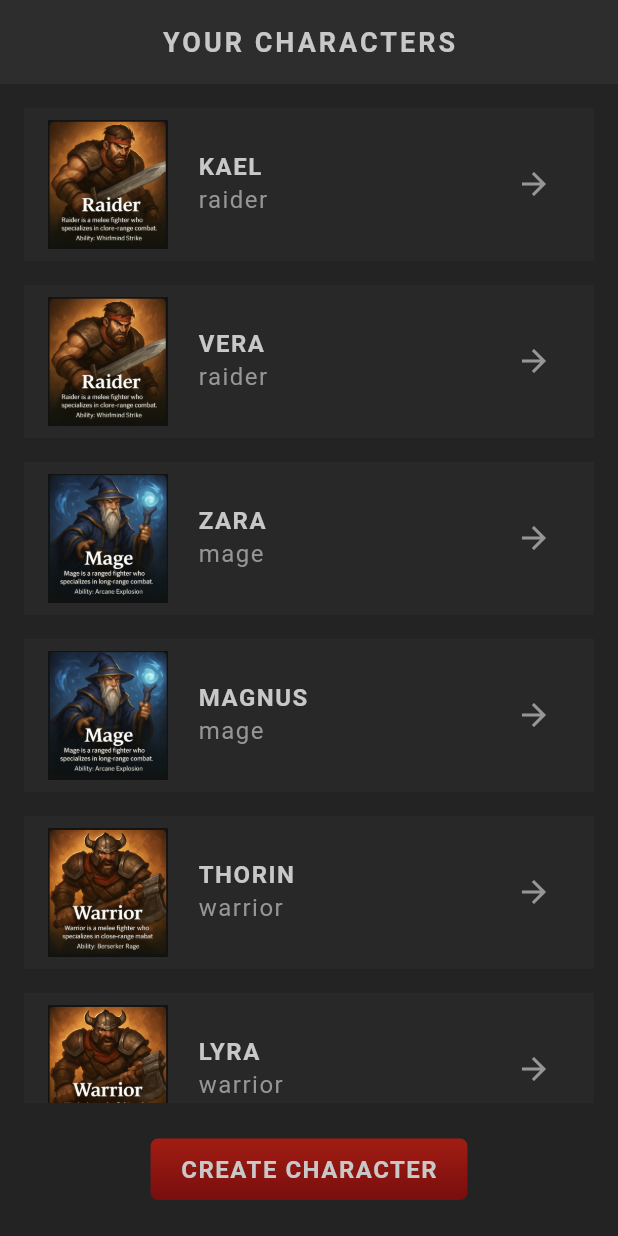
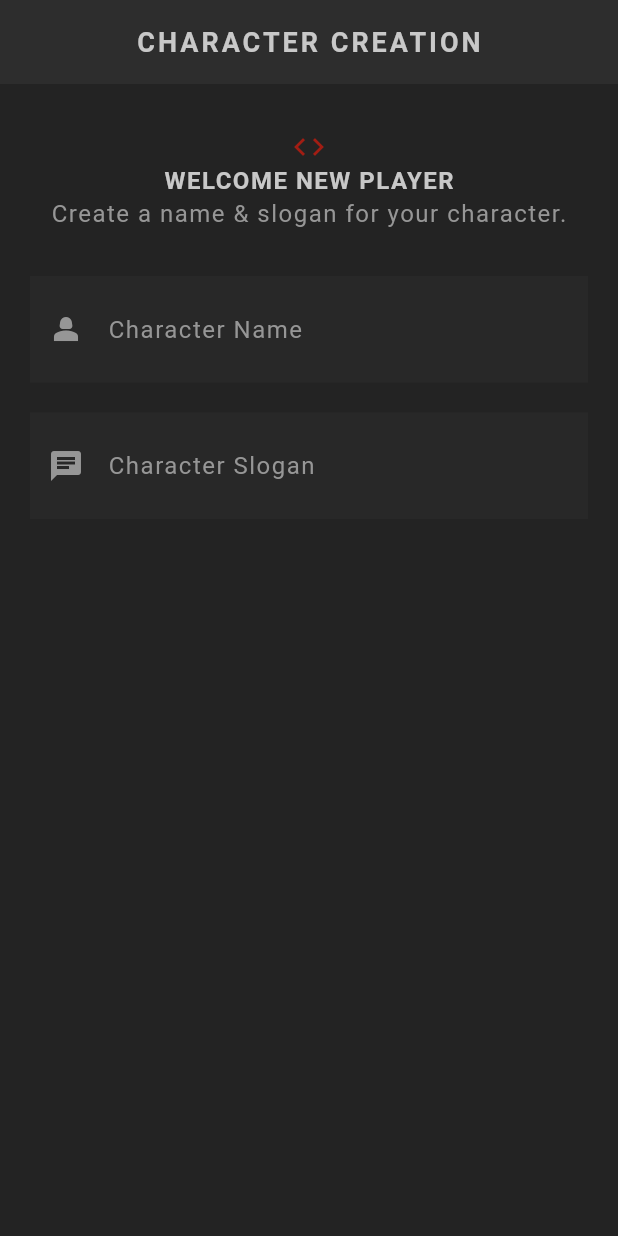
Before and after one commit to mzahalan/FlutterMasterClass, a Flutter app: the screen it shows after launch, on a phone screen of 412 x 824 dp. Run offline on Flutter 3.47's test engine with Material 3 defaults, Android fonts, the phone set to English and light mode, and no system bars; our stand-ins replace google_fonts; Roboto replaces fonts that are missing (Kanit).

Commit message:
Lesson 36-37 - Create Screen II
- Added Text input with style for Username and Slogan

```diff
--- a/flutter_rpg/lib/main.dart
+++ b/flutter_rpg/lib/main.dart
@@ -1,10 +1,11 @@
 import 'package:flutter/material.dart';
+import 'package:flutter_rpg/screens/create/create.dart';
 import 'package:flutter_rpg/screens/home/home.dart';
 import 'package:flutter_rpg/theme.dart';
 
 void main() {
   runApp(MaterialApp(
-    home: const Home(),
+    home: const Create(),
     theme: primaryTheme,
   ));
 }
--- /dev/null
+++ b/flutter_rpg/lib/screens/create/create.dart
@@ -0,0 +1,52 @@
+import 'package:flutter/material.dart';
+import 'package:flutter_rpg/shared/styled_text.dart';
+import 'package:flutter_rpg/theme.dart';
+import 'package:google_fonts/google_fonts.dart';
+
+class Create extends StatelessWidget {
+  const Create({super.key});
+
+  @override
+  Widget build(BuildContext context) {
+    return Scaffold(
+      appBar: AppBar(
+        title: const StyledTitle('Character Creation'),
+        centerTitle: true,
+      ),
+      body: Container(
+        padding: const EdgeInsets.symmetric(vertical: 30, horizontal: 20),
+        child: Column(
+          children: [
+            Center(
+              child: Icon(Icons.code, color: AppColors.primaryColor),
+            ),
+            const Center(
+              child: StyledHeading('Welcome New Player'),
+            ),
+            const Center(
+              child: StyledText('Create a name & slogan for your character.'),
+            ),
+            const SizedBox(height: 30,),
+            TextField(
+              cursorColor: AppColors.textColor,
+              style: GoogleFonts.kanit(textStyle:Theme.of(context).textTheme.bodyMedium),
+              decoration: const InputDecoration(
+                prefixIcon: Icon(Icons.person_2),
+                label: StyledText('Character Name')
+              ),
+            ),
+            const SizedBox(height: 20),
+            TextField(
+              cursorColor: AppColors.textColor,
+              style: GoogleFonts.kanit(textStyle:Theme.of(context).textTheme.bodyMedium),
+              decoration: const InputDecoration(
+                prefixIcon: Icon(Icons.chat),
+                label: StyledText('Character Slogan')
+              ),
+            )
+          ],
+        ),
+      ),
+    );
+  }
+}
```
Also changed, not shown: flutter_rpg/lib/theme.dart (+31 -0 lines).
